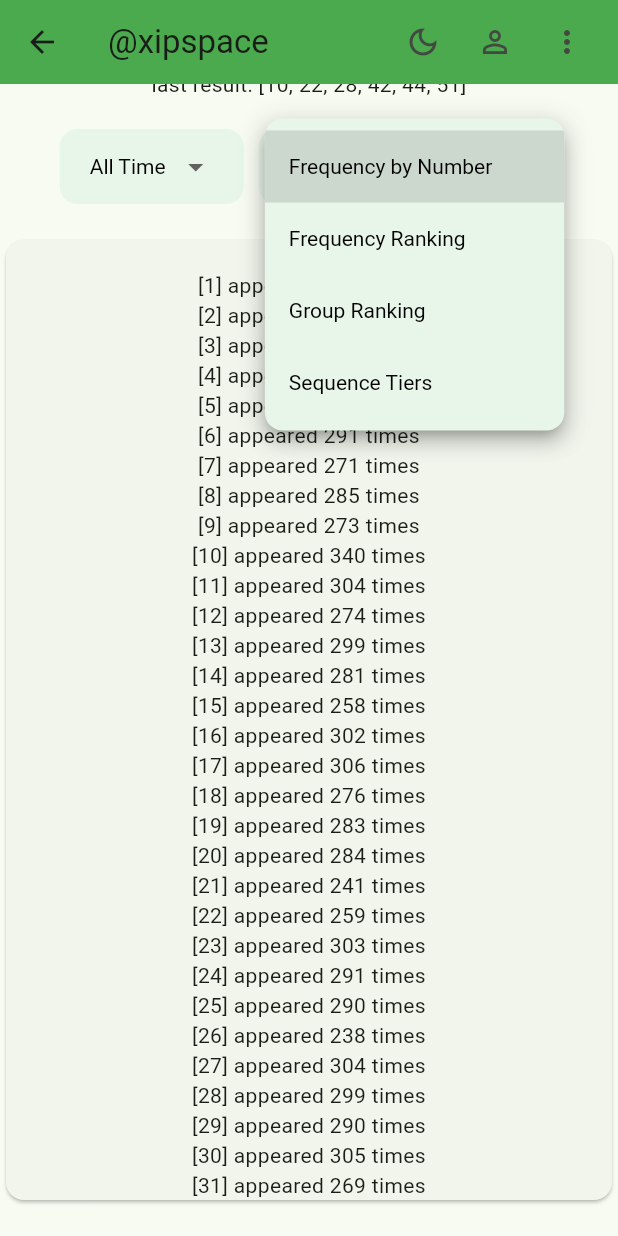
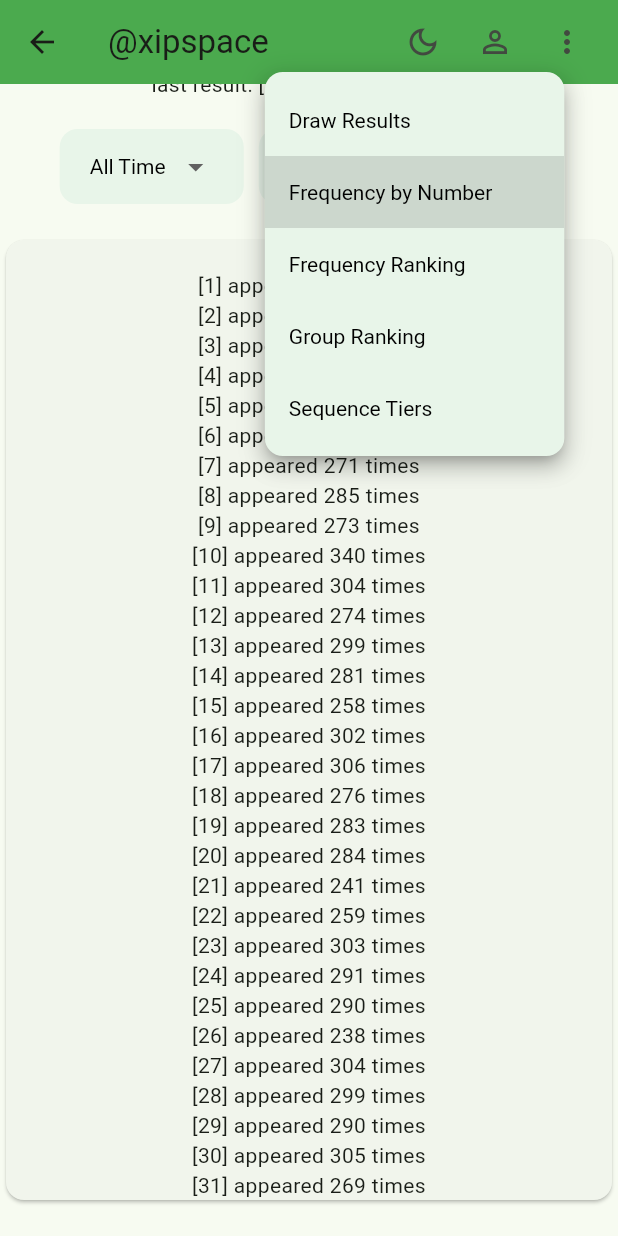
Before and after one commit to xipspace/clover-app, a Flutter app: the InfoScreen screen opened directly, scrolled down 120 dp, after a tap on "Frequency by Number", on a phone screen of 412 x 824 dp. Run offline on Flutter 3.47's test engine with Material 3 defaults, Android fonts, the phone set to English and light mode, and no system bars; our stand-ins replace get.

Commit message:
adds draw results list

```diff
--- a/lib/app_controller.dart
+++ b/lib/app_controller.dart
@@ -24,10 +24,8 @@ class HomeController extends GetxController {
   }
 }
 
-enum ViewMode { frequencyTable, frequencyRanking, groupRanking, sequenceTiers }
+enum ViewMode { drawResults, frequencyTable, frequencyRanking, groupRanking, sequenceTiers }
 enum TimeFilter { allTime, oneMonth, sixMonths, oneYear, fiveYears }
-
-// controller
 
 class LottoController extends GetxController {
   RxString lottoBanner = 'void'.obs;
@@ -38,6 +36,7 @@ class LottoController extends GetxController {
   List<LottoDraw> _cachedFilteredData = [];
   TimeFilter? _lastUsedFilter;
 
+  String drawResultsOutput = '';
   String frequencyTableOutput = '';
   String frequencyRankingOutput = '';
   String groupRankingOutput = '';
@@ -111,6 +110,9 @@ class LottoController extends GetxController {
   void updateView(ViewMode mode) {
     currentView.value = mode;
     switch (mode) {
+      case ViewMode.drawResults:
+        lottoBanner.value = drawResultsOutput;
+        break;
       case ViewMode.frequencyTable:
         lottoBanner.value = frequencyTableOutput;
         break;
@@ -172,10 +174,32 @@ class LottoController extends GetxController {
 
   void refreshStatistics() {
     final filtered = getFilteredData();
+
+    // generate all outputs once
+    drawResultsOutput = _generateDrawResults(filtered);
     frequencyTableOutput = _generateFrequencyTable(filtered);
     frequencyRankingOutput = _generateFrequencyRanking(filtered);
     groupRankingOutput = _generateGroupRanking(filtered);
     sequenceTiersOutput = _generateTierOutput(filtered);
+  }
+
+  // TODO > refine logic to properly handle results object
+  String _generateDrawResults(List<LottoDraw> draws) {
+    if (draws.isEmpty) return 'no draw results available';
+
+    // sort descending by drawNumber
+    final sorted = List<LottoDraw>.from(draws)..sort((a, b) => int.parse(b.drawNumber).compareTo(int.parse(a.drawNumber)));
+
+    final buffer = StringBuffer();
+
+    for (final draw in sorted) {
+      final formattedDate = _formatDate(draw.date);
+      final numbers = draw.results.map((n) => n.toString().padLeft(2, '0')).join(', ');
+
+      buffer.writeln('[$formattedDate] draw ${draw.drawNumber}: [$numbers]');
+    }
+
+    return buffer.toString().trim();
   }
 
   String _generateTierOutput(List<LottoDraw> draws) {
--- a/lib/app_model.dart
+++ b/lib/app_model.dart
@@ -22,25 +22,19 @@ class LottoNumber {
 }
 
 class LottoDraw {
+  final String drawNumber;
   final String date;
   final List<int> results;
 
-  LottoDraw({required this.date, required this.results});
+  LottoDraw({required this.drawNumber, required this.date, required this.results});
 
-  factory LottoDraw.fromJson(Map<String, dynamic> json) {
-    List<dynamic> resultsJson = json['result'] ?? [];
-    var sortedResults = List<int>.from(resultsJson);
-    sortedResults.sort();
-    return LottoDraw(
-      date: json['date'],
-      results: sortedResults,
-    );
+  factory LottoDraw.fromJson(String drawNumber, Map<String, dynamic> json) {
+    return LottoDraw(drawNumber: drawNumber, date: json['date'], results: List<int>.from(json['result']));
   }
 
-  Map<String, dynamic> toJson() => {
-        'date': date,
-        'result': results,
-      };
+  Map<String, dynamic> toJson() {
+    return {'date': date, 'result': results};
+  }
 }
 
 class LottoHistory {
@@ -51,7 +45,7 @@ class LottoHistory {
   factory LottoHistory.fromJson(Map<String, dynamic> json) {
     List<LottoDraw> draws = [];
     json.forEach((key, value) {
-      draws.add(LottoDraw.fromJson(value));
+      draws.add(LottoDraw.fromJson(key, value));
     });
     return LottoHistory(draws: draws);
   }
--- a/lib/main.dart
+++ b/lib/main.dart
@@ -207,6 +207,10 @@ class InfoScreen extends StatelessWidget {
                             ),
                             items: const [
                               DropdownMenuItem(
+                                value: ViewMode.drawResults,
+                                child: Text('Draw Results'),
+                              ),
+                              DropdownMenuItem(
                                 value: ViewMode.frequencyTable,
                                 child: Text('Frequency by Number'),
                               ),
@@ -274,7 +278,7 @@ class UserScreen extends StatelessWidget {
 
     return Scaffold(
       appBar: AppBar(
-        title: GestureDetector(child: const Text('@xipspace'), onTap: () => Get.offAll(() => const HomeScreen())),
+        // title: GestureDetector(child: const Text('@xipspace'), onTap: () => Get.offAll(() => const HomeScreen())),
         backgroundColor: Colors.green,
         actions: [
           IconButton(icon: const Icon(Icons.dark_mode_outlined), onPressed: () {}),
@@ -311,6 +315,13 @@ class UserScreen extends StatelessWidget {
             Obx(() => Text(userController.profile.value.userName)),
             Obx(() => Text(userController.profile.value.games.toString())),
             const SizedBox(height: 20),
+
+
+            // TODO > show dynamic list with user games
+            // TODO > compare with previous results
+            // TODO > show hit ratio list best results and their dates
+
+
             const SizedBox(height: 20),
           ],
         ),
@@ -321,8 +332,13 @@ class UserScreen extends StatelessWidget {
           controller.setStamp();
           // controller.isLogged.toggle();
           // controller.isLogged.value ? controller.setMsg('user') : controller.setMsg('guest');
+          userController.setName('user');
           // controller.setMessage('user');
-          userController.setName("user");
+
+          // TODO > add user game object
+          // TODO > persist user games
+
+
         },
       ),
     );
```
